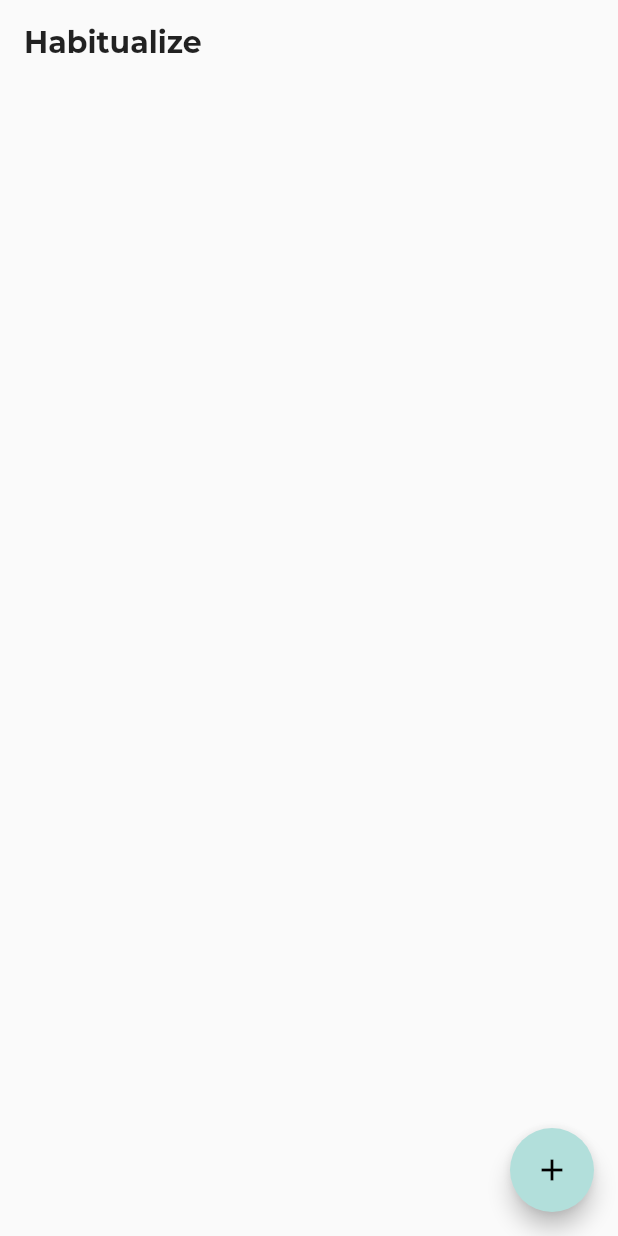
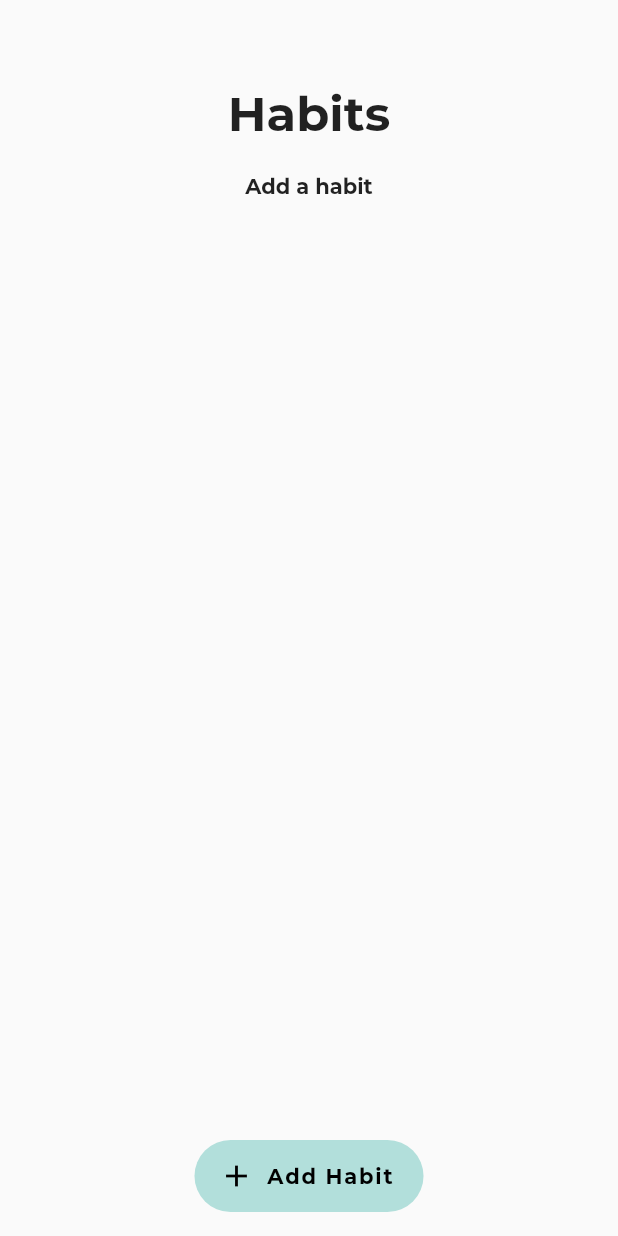
Before and after one commit to kylecustodio/habitualize, a Flutter app: the screen it shows after launch, on a phone screen of 412 x 824 dp. Run offline on Flutter 3.47's test engine with Material 2 defaults, Android fonts, the light colour scheme and no system bars.

Commit message:
add home page

```diff
--- a/lib/screens/home.dart
+++ b/lib/screens/home.dart
@@ -1,6 +1,7 @@
 import 'package:flutter/material.dart';
 import 'package:habitualize/models/habit.dart';
 import 'package:habitualize/screens/habitForm.dart';
+import 'package:habitualize/widgets/rowBuilder.dart';
 
 class Home extends StatefulWidget {
   @override
@@ -8,23 +9,43 @@
 }
 
 class _HomeState extends State<Home> {
-  final _habits = List<Habit>();
+  List<Habit> _habits = [];
 
   @override
   Widget build(BuildContext context) {
     return Scaffold(
-      appBar: AppBar(
-        title: Text('Habitualize')
+      appBar: AppBar(),
+      body: Column(
+        children: [
+          Center(child: Text('Habits', style: TextStyle(fontSize: 32))),
+          SizedBox(height: 20),
+          _habits.length == 0
+              ? Text('Add a habit')
+              : Expanded(
+                  child: ListView.builder(
+                    itemCount: _habits.length,
+                    itemBuilder: (context, index) =>
+                        RowBuilder(habit: _habits[index]),
+                  ),
+                )
+        ],
       ),
-      floatingActionButton: FloatingActionButton(
-        child: Icon(Icons.add),
+      floatingActionButtonLocation: FloatingActionButtonLocation.centerFloat,
+      floatingActionButton: FloatingActionButton.extended(
+        icon: Icon(Icons.add),
+        label: Text('Add Habit'),
+        elevation: 0,
+        focusElevation: 0,
+        highlightElevation: 0,
+        hoverElevation: 0,
         onPressed: () async {
           // navigate to new habit form
+          // returns new habit
           Habit newHabit = await Navigator.push(
-            context,
-            MaterialPageRoute(builder: (context) => HabitForm())
-          );
-          _habits.add(newHabit);
+              context, MaterialPageRoute(builder: (context) => HabitForm()));
+          setState(() {
+            _habits.add(newHabit);
+          });
         },
       ),
     );
```
